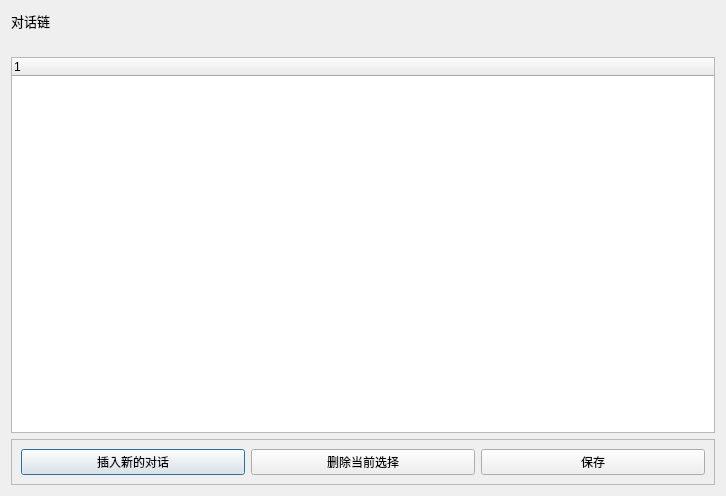
This is src/plotviewer/plotviewer.ui in hermixy/ploteditor as Qt 5 draws it before an edit. The edited form follows.
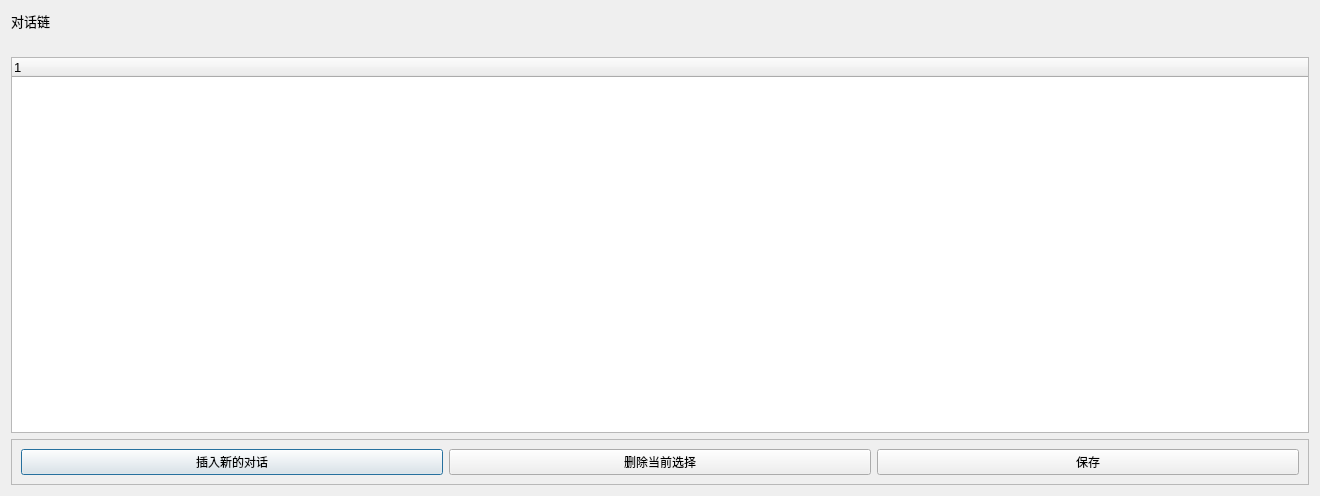
This is the edited form.

```diff
--- a/src/plotviewer/plotviewer.ui
+++ b/src/plotviewer/plotviewer.ui
@@ -6,10 +6,15 @@
    <rect>
     <x>0</x>
     <y>0</y>
-    <width>726</width>
+    <width>1320</width>
     <height>496</height>
    </rect>
   </property>
+  <property name="font">
+   <font>
+    <family>Microsoft YaHei UI</family>
+   </font>
+  </property>
   <property name="windowTitle">
    <string>Dialog</string>
   </property>
@@ -42,6 +47,15 @@
    </item>
    <item>
     <widget class="QTreeWidget" name="treeWidget">
+     <property name="font">
+      <font>
+       <family>Microsoft YaHei UI</family>
+       <pointsize>10</pointsize>
+      </font>
+     </property>
+     <property name="locale">
+      <locale language="Chinese" country="China"/>
+     </property>
      <column>
       <property name="text">
        <string notr="true">1</string>
```
Left out of the diff: 3 changed lines with no effect on the pictures.
